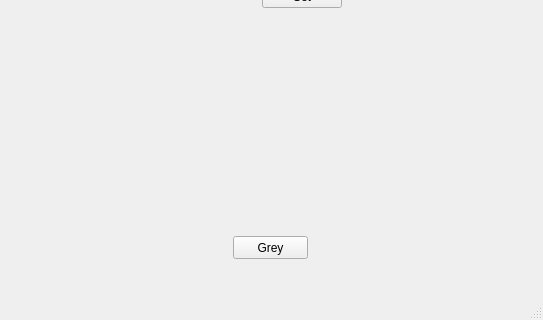
Above: mainwindow.ui from WesleyCh3n/Photo-Editor before the change; both pictures show x 457 to 1000 and y 280 to 600 of the 1000 by 600 pixel window. Below: the same form after it.
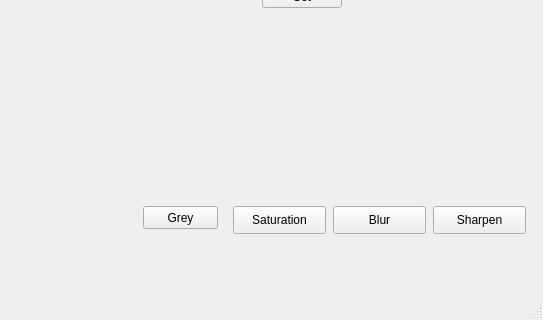
That is the form after the change.

```diff
--- a/mainwindow.ui
+++ b/mainwindow.ui
@@ -30,8 +30,8 @@
    <widget class="QPushButton" name="greybtn">
     <property name="geometry">
      <rect>
-      <x>690</x>
-      <y>480</y>
+      <x>600</x>
+      <y>450</y>
       <width>75</width>
       <height>23</height>
      </rect>
@@ -137,6 +137,45 @@
      </item>
     </layout>
    </widget>
+   <widget class="QPushButton" name="saturation_btn">
+    <property name="geometry">
+     <rect>
+      <x>690</x>
+      <y>450</y>
+      <width>93</width>
+      <height>28</height>
+     </rect>
+    </property>
+    <property name="text">
+     <string>Saturation</string>
+    </property>
+   </widget>
+   <widget class="QPushButton" name="blur">
+    <property name="geometry">
+     <rect>
+      <x>790</x>
+      <y>450</y>
+      <width>93</width>
+      <height>28</height>
+     </rect>
+    </property>
+    <property name="text">
+     <string>Blur</string>
+    </property>
+   </widget>
+   <widget class="QPushButton" name="Sharpen">
+    <property name="geometry">
+     <rect>
+      <x>890</x>
+      <y>450</y>
+      <width>93</width>
+      <height>28</height>
+     </rect>
+    </property>
+    <property name="text">
+     <string>Sharpen</string>
+    </property>
+   </widget>
   </widget>
   <widget class="QMenuBar" name="menuBar">
    <property name="geometry">
```
Left out of the diff: 2 changed lines with no effect on the pictures.
